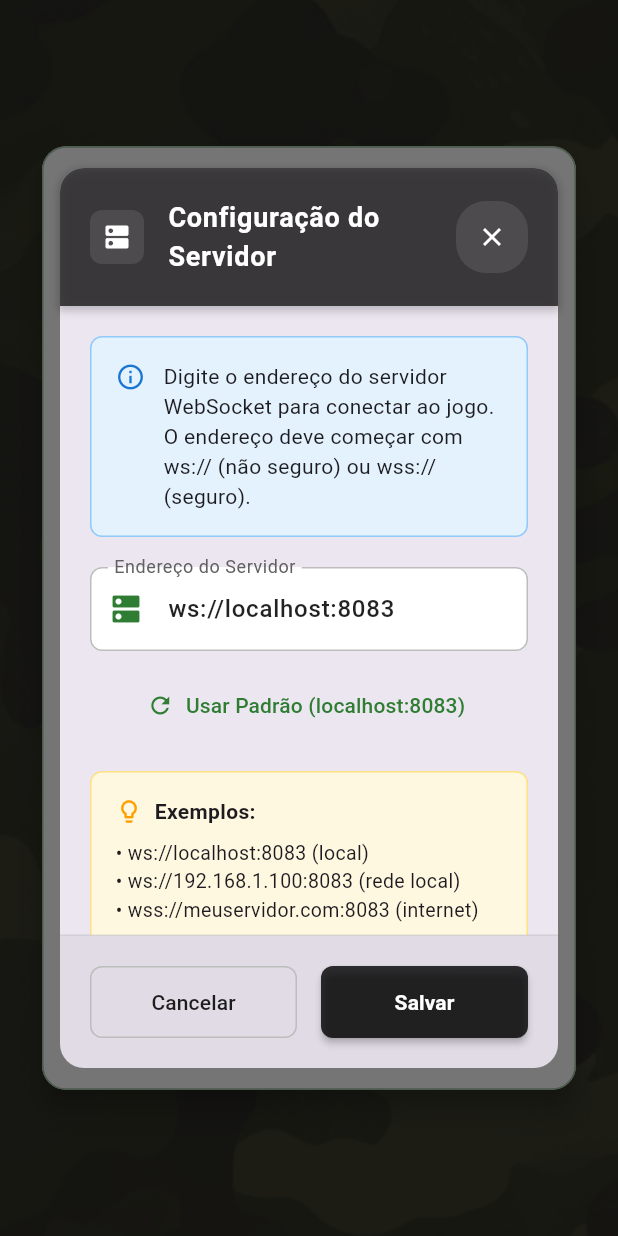
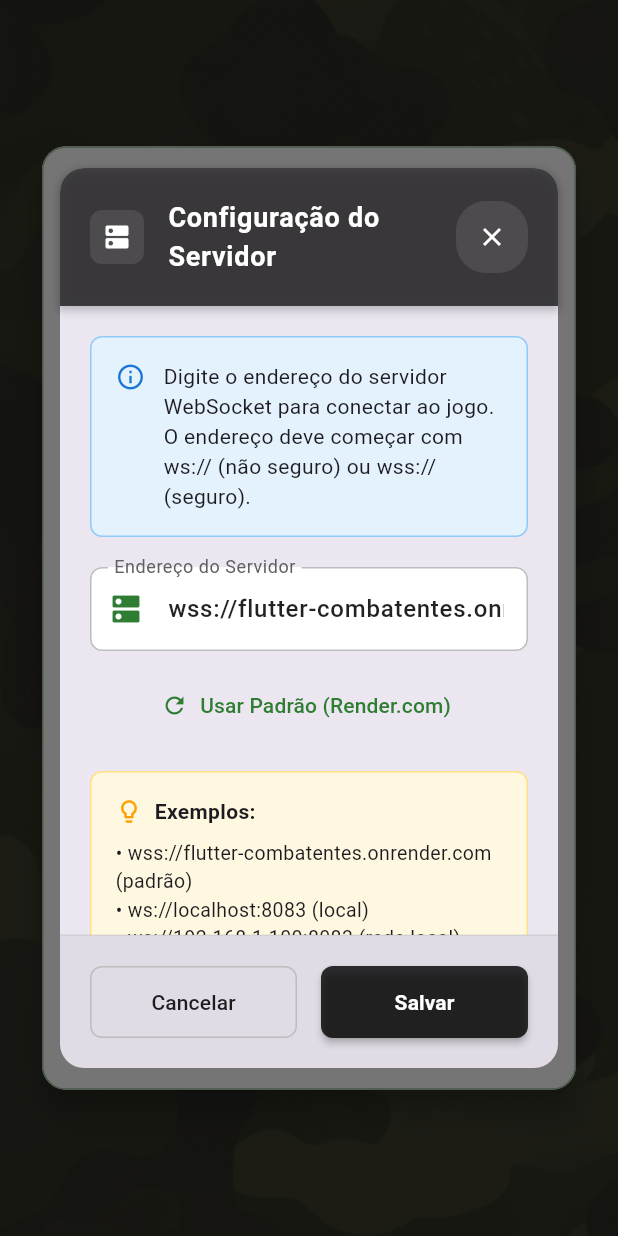
Before and after one commit to pablogeokar/flutter-combatentes, a Flutter app: the screen it shows after launch, after a tap on "ENTRAR NO JOGO", after a tap on "Configurar Servidor", on a phone screen of 412 x 824 dp. Run offline on Flutter 3.47's test engine with Material 3 defaults, Android fonts, the phone set to English and light mode, and no system bars; our stand-ins replace audioplayers, flutter_riverpod, shared_preferences; network calls fail.

Commit message:
Fix: Correções críticas para servidor online
- Corrigido bug de inventário não zerado no placement
- Corrigido tipo de mensagem PLACEMENT_GAME_START
- Corrigido envio de estado do jogo para cliente
- Atualizado endereço padrão para wss://flutter-combatentes.onrender.com
- Adicionados logs de debug para diagnóstico
- Corrigidos placeholders hardcoded no placement_controller

```diff
--- a/lib/placement_controller.dart
+++ b/lib/placement_controller.dart
@@ -800,7 +800,7 @@ class PlacementController extends ChangeNotifier {
 
     try {
       // TODO: Obter URL do servidor de configuração
-      const serverUrl = 'ws://localhost:8083'; // Placeholder
+      const serverUrl = 'wss://flutter-combatentes.onrender.com'; // Placeholder
 
       // TODO: Obter nome do usuário de UserPreferences
       // final userName = await UserPreferences.getUserName();
@@ -1094,7 +1094,7 @@ class PlacementController extends ChangeNotifier {
 
     try {
       // TODO: Obter URL do servidor de configuração
-      const serverUrl = 'ws://localhost:8083'; // Placeholder
+      const serverUrl = 'wss://flutter-combatentes.onrender.com'; // Placeholder
 
       // TODO: Obter nome do usuário de UserPreferences
       // final userName = await UserPreferences.getUserName();
--- a/lib/services/user_preferences.dart
+++ b/lib/services/user_preferences.dart
@@ -7,7 +7,8 @@ class UserPreferences {
   static const String _fileName = 'combatentes_user.json';
   static const String _userNameKey = 'user_name';
   static const String _serverAddressKey = 'server_address';
-  static const String _defaultServerAddress = 'ws://localhost:8083';
+  static const String _defaultServerAddress =
+      'wss://flutter-combatentes.onrender.com';
 
   static String? _cachedUserName;
   static String? _cachedServerAddress;
--- a/lib/ui/matchmaking_screen.dart
+++ b/lib/ui/matchmaking_screen.dart
@@ -53,11 +53,16 @@ class _MatchmakingScreenState extends ConsumerState<MatchmakingScreen>
       final nomeUsuario = await UserPreferences.getUserName();
       final serverAddress = await UserPreferences.getServerAddress();
 
+      debugPrint('🔍 Nome obtido das preferências: $nomeUsuario');
+      debugPrint('🔍 Endereço do servidor: $serverAddress');
+
       if (nomeUsuario == null) {
+        debugPrint('❌ Nome é null, navegando para tela de nome');
         _navigateToNameScreen();
         return;
       }
 
+      debugPrint('✅ Conectando ao servidor com nome: $nomeUsuario');
       // Conecta ao servidor
       ref
           .read(gameStateProvider.notifier)
--- a/lib/ui/server_config_dialog.dart
+++ b/lib/ui/server_config_dialog.dart
@@ -27,7 +27,7 @@ class _ServerConfigDialogState extends State<ServerConfigDialog> {
       final currentServer = await UserPreferences.getServerAddress();
       _serverController.text = currentServer;
     } catch (e) {
-      _serverController.text = 'ws://localhost:8083';
+      _serverController.text = 'wss://flutter-combatentes.onrender.com';
     } finally {
       setState(() => _isLoading = false);
     }
@@ -85,7 +85,7 @@ class _ServerConfigDialogState extends State<ServerConfigDialog> {
   }
 
   void _resetToDefault() {
-    _serverController.text = 'ws://localhost:8083';
+    _serverController.text = 'wss://flutter-combatentes.onrender.com';
   }
 
   @override
@@ -222,7 +222,8 @@ class _ServerConfigDialogState extends State<ServerConfigDialog> {
                               ),
                               decoration: InputDecoration(
                                 labelText: 'Endereço do Servidor',
-                                hintText: 'ws://localhost:8083',
+                                hintText:
+                                    'wss://flutter-combatentes.onrender.com',
                                 prefixIcon: Icon(
                                   Icons.dns,
                                   color: MilitaryThemeWidgets.primaryGreen,
@@ -273,7 +274,7 @@ class _ServerConfigDialogState extends State<ServerConfigDialog> {
                             TextButton.icon(
                               onPressed: _resetToDefault,
                               icon: const Icon(Icons.refresh, size: 18),
-                              label: const Text('Usar Padrão (localhost:8083)'),
+                              label: const Text('Usar Padrão (Render.com)'),
                               style: TextButton.styleFrom(
                                 foregroundColor:
                                     MilitaryThemeWidgets.primaryGreen,
@@ -312,9 +313,9 @@ class _ServerConfigDialogState extends State<ServerConfigDialog> {
                                   ),
                                   const SizedBox(height: 8),
                                   const Text(
+                                    '• wss://flutter-combatentes.onrender.com (padrão)\n'
                                     '• ws://localhost:8083 (local)\n'
-                                    '• ws://192.168.1.100:8083 (rede local)\n'
-                                    '• wss://meuservidor.com:8083 (internet)',
+                                    '• ws://192.168.1.100:8083 (rede local)',
                                     style: TextStyle(fontSize: 13),
                                   ),
                                 ],
```
Also changed, not shown: lib/game_socket_service.dart (+13 -1 lines), 2 other files.
